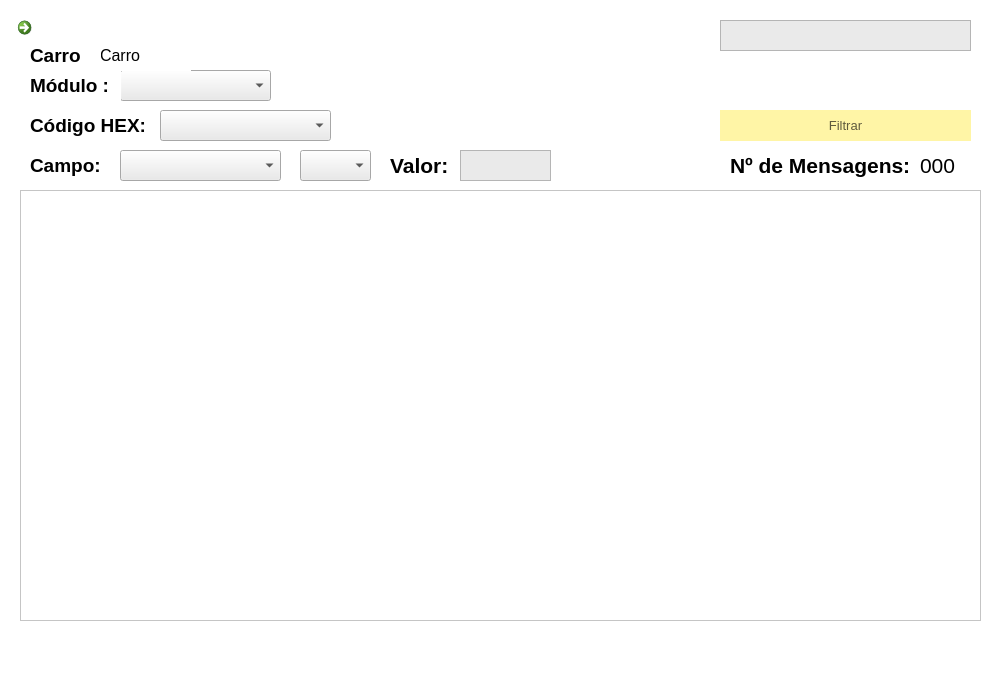
This is FSIPLeiria/tabeladados.ui in tatianascgil/Projeto_Informatico_Formula_Student_Barramento_CAN as Qt 5 draws it before an edit. The edited form follows.
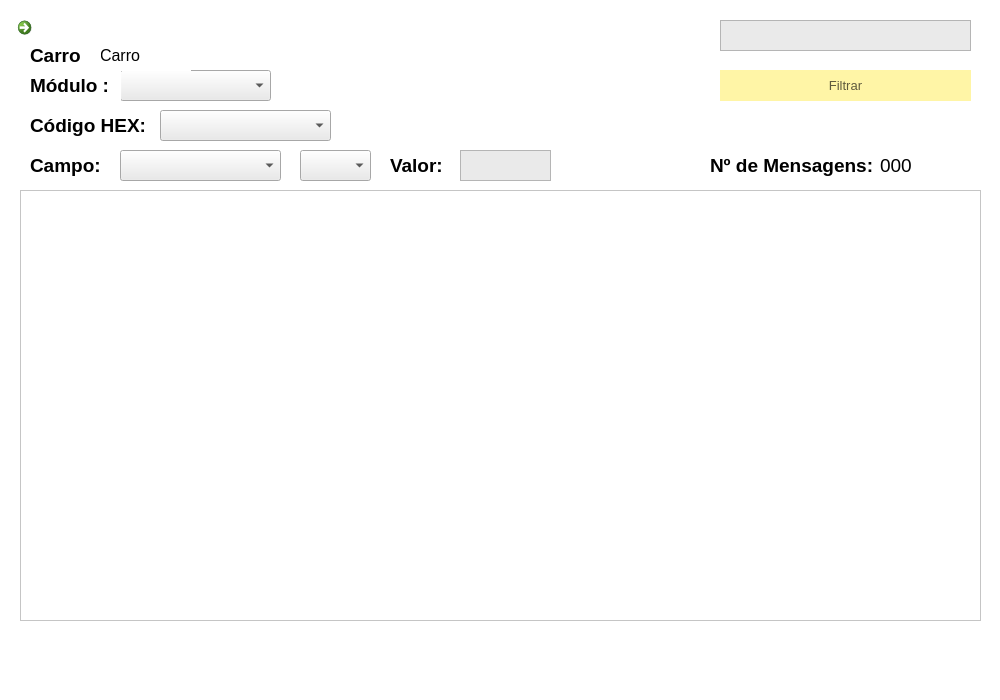
This is the edited form. Icons and pictures are not drawn.

The edit to the form file:
```diff
--- a/FSIPLeiria/tabeladados.ui
+++ b/FSIPLeiria/tabeladados.ui
@@ -39,7 +39,7 @@
    <property name="geometry">
     <rect>
      <x>720</x>
-     <y>110</y>
+     <y>70</y>
      <width>251</width>
      <height>31</height>
     </rect>
@@ -163,15 +163,15 @@
   <widget class="QLabel" name="label_6">
    <property name="geometry">
     <rect>
-     <x>730</x>
+     <x>710</x>
      <y>150</y>
-     <width>191</width>
+     <width>171</width>
      <height>31</height>
     </rect>
    </property>
    <property name="font">
     <font>
-     <pointsize>16</pointsize>
+     <pointsize>14</pointsize>
      <bold>true</bold>
     </font>
    </property>
@@ -190,7 +190,7 @@
    </property>
    <property name="font">
     <font>
-     <pointsize>16</pointsize>
+     <pointsize>14</pointsize>
      <bold>true</bold>
     </font>
    </property>
@@ -201,15 +201,15 @@
   <widget class="QLabel" name="labelNMensagens">
    <property name="geometry">
     <rect>
-     <x>920</x>
+     <x>880</x>
      <y>150</y>
-     <width>41</width>
+     <width>101</width>
      <height>31</height>
     </rect>
    </property>
    <property name="font">
     <font>
-     <pointsize>16</pointsize>
+     <pointsize>14</pointsize>
     </font>
    </property>
    <property name="text">
```
